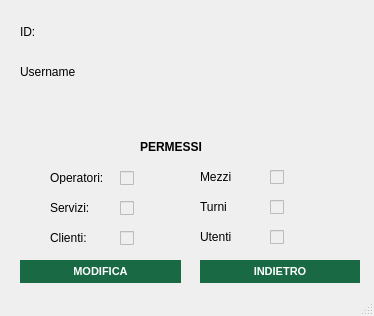
Old version of the form src/main/gui/visualizza_utente.ui in the repository OT-Rax/AnconAmbiente.
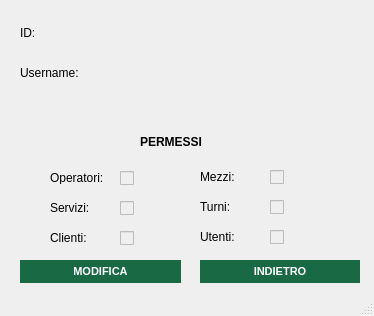
New version of the form. Icons and pictures are not drawn.

```diff
--- a/src/main/gui/visualizza_utente.ui
+++ b/src/main/gui/visualizza_utente.ui
@@ -10,6 +10,18 @@
     <height>316</height>
    </rect>
   </property>
+  <property name="minimumSize">
+   <size>
+    <width>374</width>
+    <height>316</height>
+   </size>
+  </property>
+  <property name="maximumSize">
+   <size>
+    <width>374</width>
+    <height>316</height>
+   </size>
+  </property>
   <property name="windowTitle">
    <string>Visualizza Utente</string>
   </property>
@@ -22,9 +34,9 @@
     <property name="geometry">
      <rect>
       <x>140</x>
-      <y>140</y>
+      <y>132</y>
       <width>80</width>
-      <height>13</height>
+      <height>21</height>
      </rect>
     </property>
     <property name="text">
@@ -49,8 +61,8 @@
      <rect>
       <x>20</x>
       <y>65</y>
-      <width>55</width>
-      <height>13</height>
+      <width>101</width>
+      <height>16</height>
      </rect>
     </property>
     <property name="text">
@@ -128,7 +140,7 @@
      </rect>
     </property>
     <property name="text">
-     <string>Utenti</string>
+     <string>Utenti:</string>
     </property>
    </widget>
    <widget class="QCheckBox" name="utenti_check">
@@ -187,7 +199,7 @@
      </rect>
     </property>
     <property name="text">
-     <string>Turni</string>
+     <string>Turni:</string>
     </property>
    </widget>
    <widget class="QCheckBox" name="mezzi_check">
@@ -229,7 +241,7 @@
      </rect>
     </property>
     <property name="text">
-     <string>Mezzi</string>
+     <string>Mezzi:</string>
     </property>
    </widget>
    <widget class="QCheckBox" name="operatori_check">
@@ -299,8 +311,8 @@
      <rect>
       <x>20</x>
       <y>25</y>
-      <width>47</width>
-      <height>13</height>
+      <width>71</width>
+      <height>16</height>
      </rect>
     </property>
     <property name="text">
```
